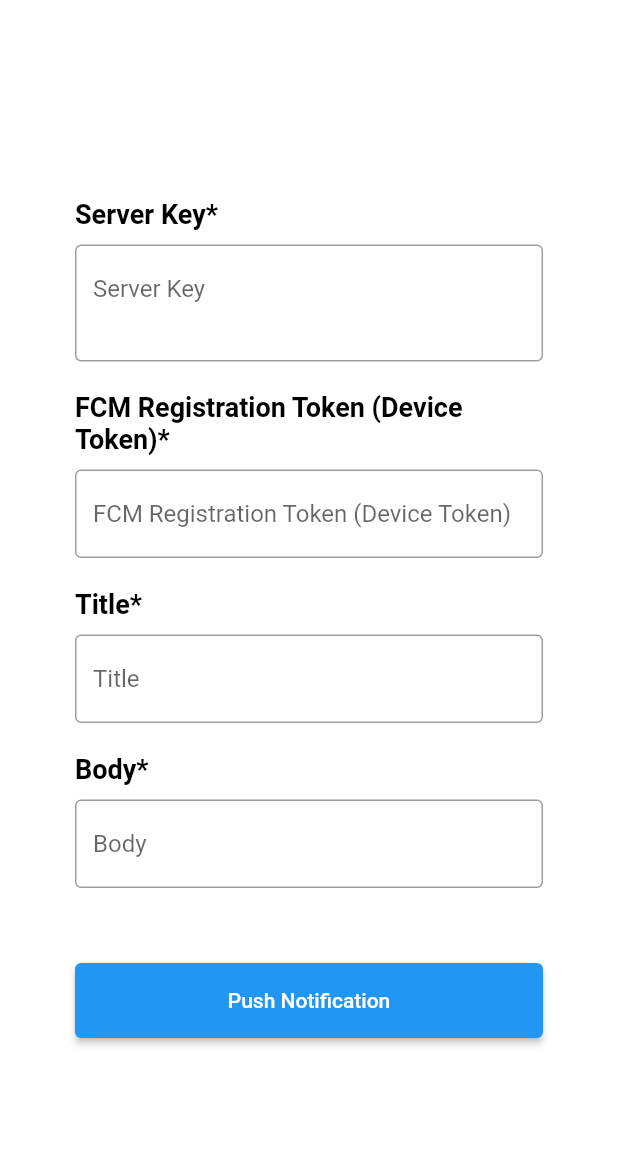
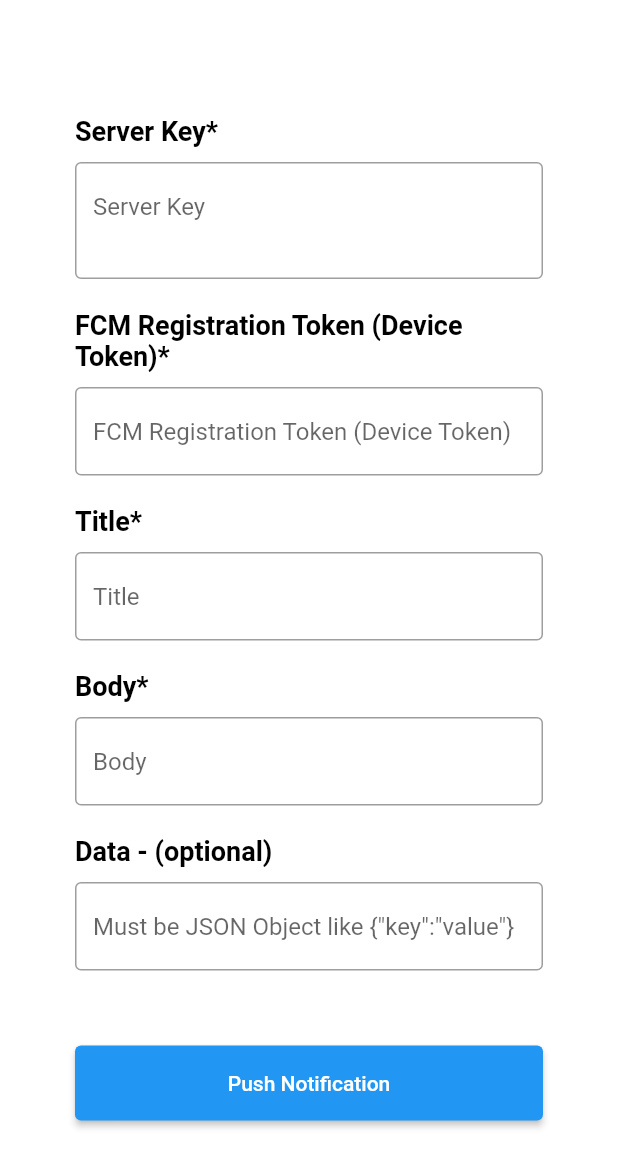
Before and after one commit to Pinal-Sabhaya/local_test_push_notification, a Flutter app: the screen it shows after launch, on a phone screen of 412 x 824 dp. Shown: the top 1167 px of the screen. Run offline on Flutter 3.47's test engine with Material 2 defaults, Android fonts, the phone set to English and light mode, and no system bars; our stand-ins replace connectivity_plus, get; Roboto replaces fonts that are missing (OpenSans).

Commit message:
add "data" field

```diff
--- a/lib/apiservice/api_service.dart
+++ b/lib/apiservice/api_service.dart
@@ -9,11 +9,6 @@ abstract class ApiService {
   static const BASE_URL = "https://fcm.googleapis.com/fcm";
 
   static const sendNotification = "/send";
-
-
-  static const SUCCESS = 200;
-
-
 
 
   static Future<dynamic> callPostApi(
@@ -30,7 +25,7 @@ abstract class ApiService {
 
     print("ApiService Post Response Code : ${response.body.toString()}");
     print("ApiService Post Response : ${response.statusCode}");
-    if (response.statusCode == SUCCESS) {
+    if (response.statusCode == 200) {
       return jsonDecode(response.body);
     } else {
       if (onError != null) {
--- a/lib/home/home_controller.dart
+++ b/lib/home/home_controller.dart
@@ -13,8 +13,8 @@ class HomeController extends GetxController {
   final fcmController = TextEditingController().obs;
   final titleController = TextEditingController().obs;
   final bodyController = TextEditingController().obs;
+  final dataController = TextEditingController().obs;
   PushNotificationModel pushNotificationModel = PushNotificationModel();
-
 
   @override
   void onInit() {
@@ -23,36 +23,43 @@ class HomeController extends GetxController {
     print("object fcmController===>${fcmController.value.text}");
   }
 
-
   callNotificationApi() {
     checkConnectivity().then((value) {
       if (value) {
-
+        // print('data--> ${jsonDecode(dataController.value.text)}');
 
         Map<String, dynamic> toJson() => {
-          "body":bodyController.value.text,
-          "title":titleController.value.text,
-        };
-
-        var params = <String, dynamic>{
-          "to": fcmController.value.text,
-          "notification": toJson()
-        };
+              "body": bodyController.value.text,
+              "title": titleController.value.text,
+            };
+        var params;
+        dataController.value.text.isNotEmpty
+            ? params = <String, dynamic>{
+                "to": fcmController.value.text,
+                "notification": toJson(),
+                "data": jsonDecode(dataController.value.text)
+              }
+            : params = <String, dynamic>{
+                "to": fcmController.value.text,
+                "notification": toJson(),
+              };
 
         print('param--> $params');
 
-
         ApiService.callPostApi(
-            ApiService.sendNotification, params, null,serverKeyController.value.text)
+                // ApiService.sendNotification, params, null,"AAAAleF3S88:APA91bFkUUCwQfi_PRXb8J0wY34HY4yZRfZwXbylfnmZqD9CcXS3-oxK57bnoxpkEl_32GO0mPtvMwV588aZRA7jN9tpu6sFB4TmhN8dVieHXuQrlrOyT8UnV_QSYLZOfU5cfNAxaB-l")
+                ApiService.sendNotification,
+                params,
+                null,
+                serverKeyController.value.text)
             .then((response) {
-
           CommonResponse commonResponse = CommonResponse.fromJson(response!);
           print('response--> ${response}');
 
           if (commonResponse.success.toString() == '1') {
             showSnackBar(Get.context!, 'Notification sent successfully');
             refresh();
-          } else if(commonResponse.success.toString() == '0') {
+          } else if (commonResponse.success.toString() == '0') {
             showSnackBar(Get.context!, commonResponse.results![0].messageId.toString());
             refresh();
           }
@@ -61,7 +68,6 @@ class HomeController extends GetxController {
     });
   }
 
-
   @override
   void refresh() {
     super.refresh();
--- a/lib/home/home_view.dart
+++ b/lib/home/home_view.dart
@@ -27,6 +27,7 @@ class HomeView extends GetView<HomeController> {
                           TextField(
                             maxLines: 2,
                             controller: controller.serverKeyController.value,
+                            // controller: controller.serverKeyController.value,
                             decoration: const InputDecoration(
                               border: OutlineInputBorder(),
                               hintText: 'Server Key',
@@ -60,6 +61,16 @@ class HomeView extends GetView<HomeController> {
                             decoration: const InputDecoration(
                               border: OutlineInputBorder(),
                               hintText: 'Body',
+                            ),
+                          ),
+                          const SizedBox(height: heightSize),
+                          Text('Data - (optional)', style: AppText.textBold.copyWith(fontSize: titleFontSize)),
+                          const SizedBox(height: 10),
+                          TextField(
+                            controller: controller.dataController.value,
+                            decoration: const InputDecoration(
+                              border: OutlineInputBorder(),
+                              hintText: 'Must be JSON Object like {"key":"value"}',
                             ),
                           ),
                           const SizedBox(height: 50),
@@ -101,72 +112,82 @@ class HomeView extends GetView<HomeController> {
                   ),
                 ],
               )
-            :Padding(
-              padding: const EdgeInsets.only(left: 50,right: 50),
-              child: Column(
-          mainAxisAlignment: MainAxisAlignment.center,
-          crossAxisAlignment: CrossAxisAlignment.start,
-          children: [
-              Text('Server Key*', style: AppText.textBold.copyWith(fontSize: titleFontSize)),
-              const SizedBox(height: 10),
-              TextField(
-                maxLines: 2,
-                controller: controller.serverKeyController.value,
-                decoration: const InputDecoration(
-                  border: OutlineInputBorder(),
-                  hintText: 'Server Key',
+            : Padding(
+                padding: const EdgeInsets.only(left: 50, right: 50),
+                child: Column(
+                  mainAxisAlignment: MainAxisAlignment.center,
+                  crossAxisAlignment: CrossAxisAlignment.start,
+                  children: [
+                    Text('Server Key*', style: AppText.textBold.copyWith(fontSize: titleFontSize)),
+                    const SizedBox(height: 10),
+                    TextField(
+                      maxLines: 2,
+                      controller: controller.serverKeyController.value,
+                      decoration: const InputDecoration(
+                        border: OutlineInputBorder(),
+                        hintText: 'Server Key',
+                      ),
+                    ),
+                    const SizedBox(height: heightSize),
+                    Text('FCM Registration Token (Device Token)*', style: AppText.textBold.copyWith(fontSize: titleFontSize)),
+                    const SizedBox(height: 10),
+                    TextField(
+                      controller: controller.fcmController.value,
+                      decoration: const InputDecoration(
+                        border: OutlineInputBorder(),
+                        hintText: 'FCM Registration Token (Device Token)',
+                      ),
+                    ),
+                    const SizedBox(height: heightSize),
+                    Text('Title*', style: AppText.textBold.copyWith(fontSize: titleFontSize)),
+                    const SizedBox(height: 10),
+                    TextField(
+                      controller: controller.titleController.value,
+                      decoration: const InputDecoration(
+                        border: OutlineInputBorder(),
+                        hintText: 'Title',
+                      ),
+                    ),
+                    const SizedBox(height: heightSize),
+                    Text('Body*', style: AppText.textBold.copyWith(fontSize: titleFontSize)),
+                    const SizedBox(height: 10),
+                    TextField(
+                      controller: controller.bodyController.value,
+                      decoration: const InputDecoration(
+                        border: OutlineInputBorder(),
+                        hintText: 'Body',
+                      ),
+                    ),
+                    const SizedBox(height: heightSize),
+                    Text('Data - (optional)', style: AppText.textBold.copyWith(fontSize: titleFontSize)),
+                    const SizedBox(height: 10),
+                    TextField(
+                      controller: controller.dataController.value,
+                      decoration: const InputDecoration(
+                        border: OutlineInputBorder(),
+                        hintText: 'Must be JSON Object like {"key":"value"}',
+                      ),
+                    ),
+                    const SizedBox(height: 50),
+                    ElevatedButton(
+                      onPressed: () {
+                        if (controller.serverKeyController.value.text.isEmpty) {
+                          showSnackBar(Get.context!, 'Please enter server key');
+                        } else if (controller.fcmController.value.text.isEmpty) {
+                          showSnackBar(Get.context!, 'Please enter FCM Registration Token');
+                        } else if (controller.titleController.value.text.isEmpty) {
+                          showSnackBar(Get.context!, 'Please enter title');
+                        } else if (controller.bodyController.value.text.isEmpty) {
+                          showSnackBar(Get.context!, 'Please enter body');
+                        } else {
+                          controller.callNotificationApi();
+                        }
+                      },
+                      style: ElevatedButton.styleFrom(minimumSize: Size(5500, 50)),
+                      child: const Text('Push Notification'),
+                    )
+                  ],
                 ),
-              ),
-              const SizedBox(height: heightSize),
-              Text('FCM Registration Token (Device Token)*', style: AppText.textBold.copyWith(fontSize: titleFontSize)),
-              const SizedBox(height: 10),
-              TextField(
-                controller: controller.fcmController.value,
-                decoration: const InputDecoration(
-                  border: OutlineInputBorder(),
-                  hintText: 'FCM Registration Token (Device Token)',
-                ),
-              ),
-              const SizedBox(height: heightSize),
-              Text('Title*', style: AppText.textBold.copyWith(fontSize: titleFontSize)),
-              const SizedBox(height: 10),
-              TextField(
-                controller: controller.titleController.value,
-                decoration: const InputDecoration(
-                  border: OutlineInputBorder(),
-                  hintText: 'Title',
-                ),
-              ),
-              const SizedBox(height: heightSize),
-              Text('Body*', style: AppText.textBold.copyWith(fontSize: titleFontSize)),
-              const SizedBox(height: 10),
-              TextField(
-                controller: controller.bodyController.value,
-                decoration: const InputDecoration(
-                  border: OutlineInputBorder(),
-                  hintText: 'Body',
-                ),
-              ),
-              const SizedBox(height: 50),
-              ElevatedButton(
-                onPressed: () {
-                  if (controller.serverKeyController.value.text.isEmpty) {
-                    showSnackBar(Get.context!, 'Please enter server key');
-                  } else if (controller.fcmController.value.text.isEmpty) {
-                    showSnackBar(Get.context!, 'Please enter FCM Registration Token');
-                  } else if (controller.titleController.value.text.isEmpty) {
-                    showSnackBar(Get.context!, 'Please enter title');
-                  } else if (controller.bodyController.value.text.isEmpty) {
-                    showSnackBar(Get.context!, 'Please enter body');
-                  } else {
-                    controller.callNotificationApi();
-                  }
-                },
-                style: ElevatedButton.styleFrom(minimumSize: Size(5500, 50)),
-                child: const Text('Push Notification'),
-              )
-          ],
-        ),
-            )));
+              )));
   }
 }
```
Also changed, not shown: pubspec.lock.
